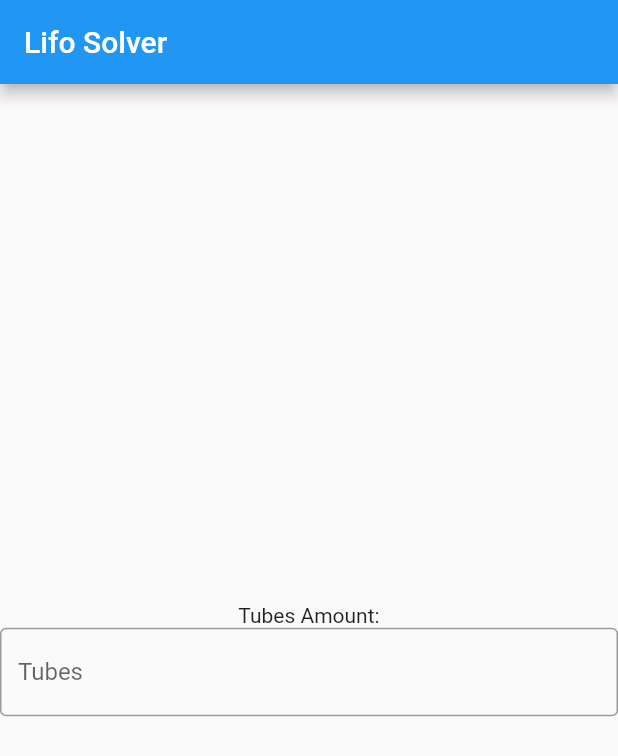
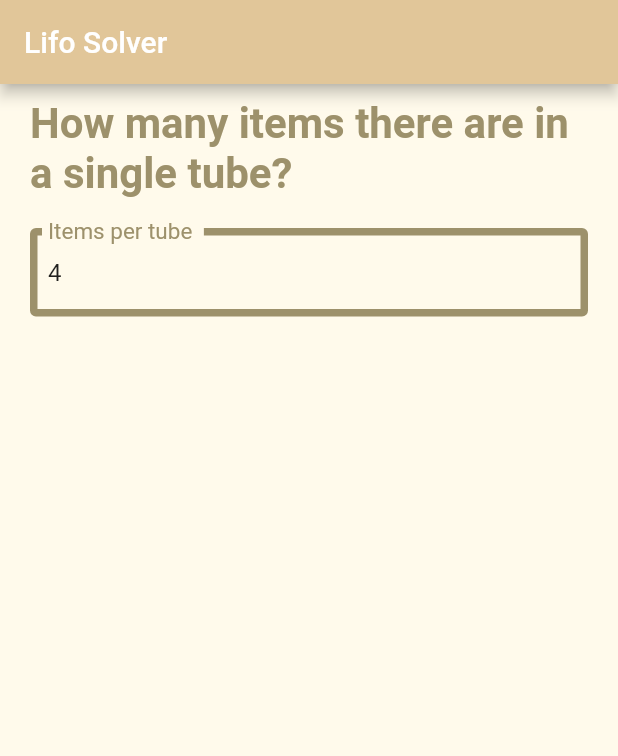
Before and after one commit to fllaryora/flutter_lifo_game, a Flutter app: the screen it shows after launch, on a phone screen of 412 x 824 dp. Shown: the top 756 px of the screen. Run offline on Flutter 3.47's test engine with Material 2 defaults, Android fonts, the phone set to English and light mode, and no system bars.

Commit message:
add styles

```diff
--- a/lifo_app/lib/main.dart
+++ b/lifo_app/lib/main.dart
@@ -1,5 +1,6 @@
 import 'package:flutter/material.dart';
 import 'package:lifo_app/view/home.dart';
+import 'package:lifo_app/view/material_helper.dart';
 
 void main() {
   runApp(const MyApp());
@@ -14,7 +15,10 @@ class MyApp extends StatelessWidget {
     return MaterialApp(
       title: 'Flutter Demo',
       theme: ThemeData(
-        primarySwatch: Colors.blue,
+        primarySwatch: buildMaterialColor(const Color(0xFFE1C699)),
+        colorScheme: ColorScheme.fromSwatch()
+            .copyWith(primary:const Color(0xFFE1C699),
+              secondary: const Color(0xFFab9de1)),
       ),
       home: const MyHomePage(title: 'Lifo Solver'),
     );
--- a/lifo_app/lib/view/home.dart
+++ b/lifo_app/lib/view/home.dart
@@ -1,49 +1,72 @@
 import 'package:flutter/material.dart';
 import 'package:flutter/services.dart';
+import 'package:lifo_app/view/material_helper.dart';
 
 class MyHomePage extends StatefulWidget {
   const MyHomePage({super.key, required this.title});
-
   final String title;
-
   @override
   State<MyHomePage> createState() => _MyHomePageState();
 }
 
 class _MyHomePageState extends State<MyHomePage> {
-  int _tubesAmount = 0;
-  TextEditingController nameController = TextEditingController();
+  int _tubesAmount = 4;
+  TextEditingController nameController = TextEditingController(text: '4');
 
   @override
   Widget build(BuildContext context) {
 
     return Scaffold(
+      backgroundColor: const Color(0xfffffaeb),
       appBar: AppBar(title: Text(widget.title),),
       body: Center(
 
         child: Column(
-
-          mainAxisAlignment: MainAxisAlignment.center,
+          //start == top
+          mainAxisAlignment: MainAxisAlignment.start,
           children: <Widget>[
-
-            const Text(
-              'Tubes Amount:',
+            const Padding(
+              padding: EdgeInsets.only(top: 10, bottom: 10.0,
+                  left: 20.0, right: 20.0),
+              child: Text(
+                'How many items there are in a single tube?',
+                  style: TextStyle(fontWeight: FontWeight.bold,
+                      fontSize: 28,
+                    color: Color(0xff9d916b)
+                  )
               ),
-          TextField(
+            ),
+          Padding(
+            padding: const EdgeInsets.only(top: 10, bottom: 10.0,
+                left: 20.0, right: 20.0),
+            child: TextField(
               controller: nameController,
               keyboardType: TextInputType.number,
               inputFormatters: [
                 FilteringTextInputFormatter.digitsOnly
               ],
-            decoration: InputDecoration(
+              decoration: const InputDecoration(
                 border: OutlineInputBorder(),
-              labelText: 'Tubes',
+                 focusedBorder: OutlineInputBorder(
+                   borderSide: BorderSide(color: Color(0xff786e9d), width: 5.0),
+                 ),
+                 enabledBorder: OutlineInputBorder(
+                   borderSide: BorderSide(color:Color(0xff9d916b), width: 5.0),
+                 ),
+                hintText: 'How many balls it has?',
+                labelText: 'Items per tube ',
+                labelStyle: TextStyle(color: Color(0xff9d916b),
+                    fontStyle: FontStyle.normal, fontSize: 20),
               ),
               onChanged: (text) {
+                int? possibleNull = int.tryParse(text);
+                if(possibleNull != null){
                   setState(() {
-                _tubesAmount =  int.parse(text);
+                    _tubesAmount = possibleNull;
                   });
+                }
               },
+            ),
           ),
           ],
         ),
--- /dev/null
+++ b/lifo_app/lib/view/material_helper.dart
@@ -0,0 +1,21 @@
+import 'package:flutter/material.dart';
+
+MaterialColor buildMaterialColor(Color color) {
+  List strengths = <double>[.05];
+  Map<int, Color> swatch = {};
+  final int r = color.red, g = color.green, b = color.blue;
+
+  for (int i = 1; i < 10; i++) {
+    strengths.add(0.1 * i);
+  }
+  strengths.forEach((strength) {
+    final double ds = 0.5 - strength;
+    swatch[(strength * 1000).round()] = Color.fromRGBO(
+      r + ((ds < 0 ? r : (255 - r)) * ds).round(),
+      g + ((ds < 0 ? g : (255 - g)) * ds).round(),
+      b + ((ds < 0 ? b : (255 - b)) * ds).round(),
+      1,
+    );
+  });
+  return MaterialColor(color.value, swatch);
+}
```
Also changed, not shown: lifo_app/pubspec.yaml (+4 -4 lines), lifo_app/assets/fonts/Misteryzero-Regular.ttf (added). Lines whose indentation alone changed are shown as unchanged.
